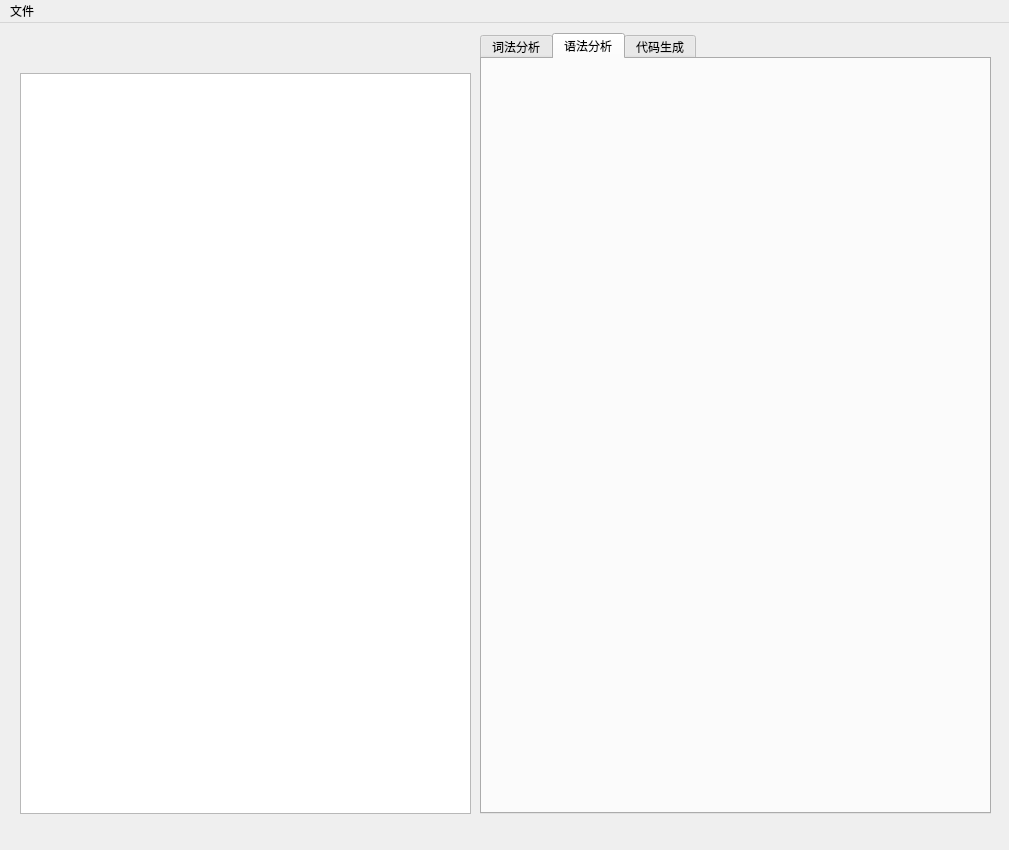
Tsumida/MiniC, file ui/main_body.ui: the form before one commit.
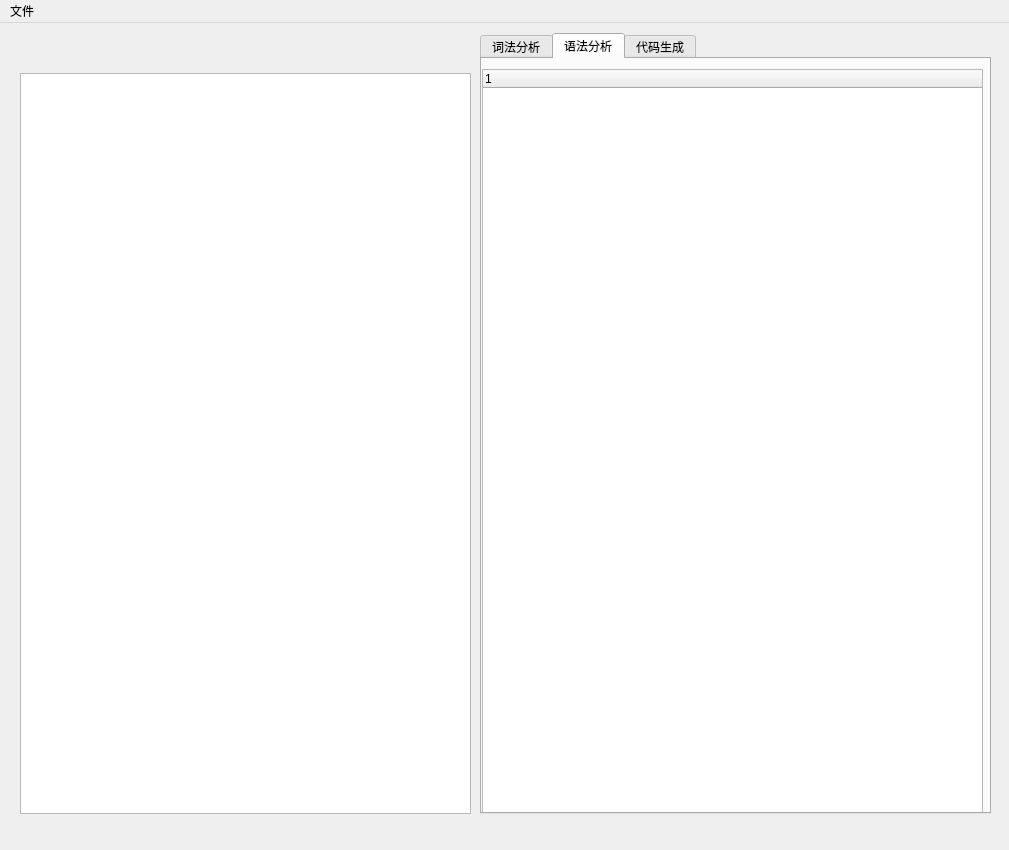
The form after the commit. The open tabs and pages were chosen to show the change.

```diff
--- a/ui/main_body.ui
+++ b/ui/main_body.ui
@@ -64,6 +64,16 @@
      <attribute name="title">
       <string>语法分析</string>
      </attribute>
+     <widget class="QTreeWidget" name="stree_widget">
+      <property name="geometry">
+       <rect>
+        <x>0</x>
+        <y>10</y>
+        <width>501</width>
+        <height>751</height>
+       </rect>
+      </property>
+     </widget>
     </widget>
     <widget class="QWidget" name="tab_code_gen">
      <attribute name="title">
```
Left out of the diff: 2 changed lines with no effect on the pictures.
